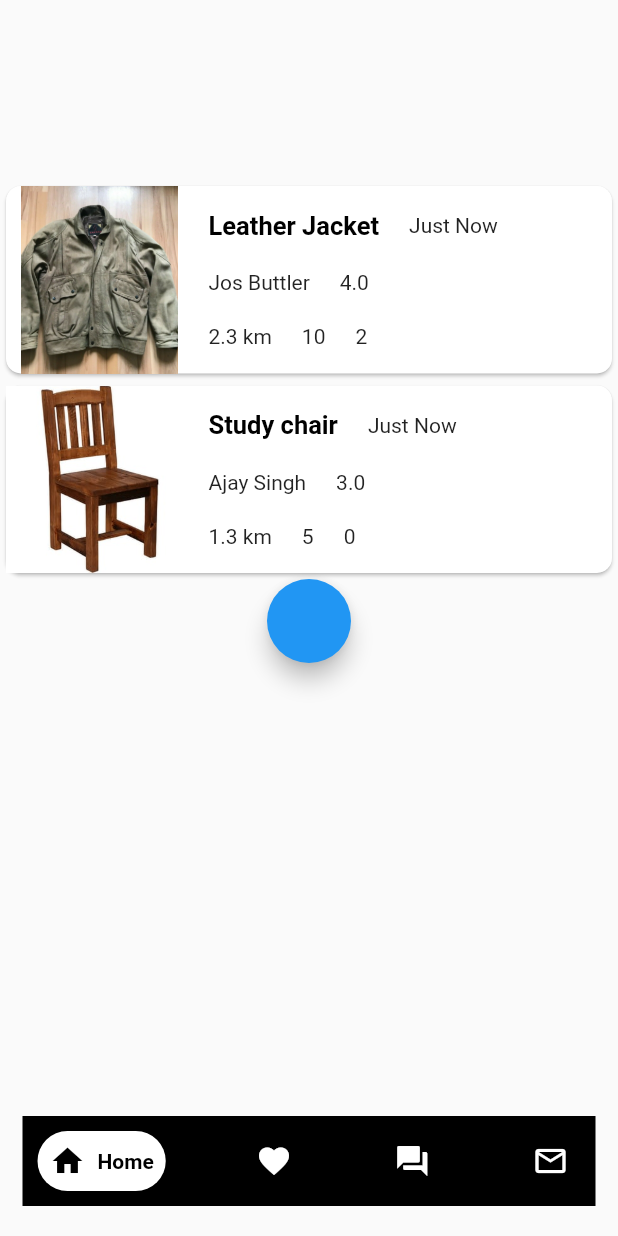
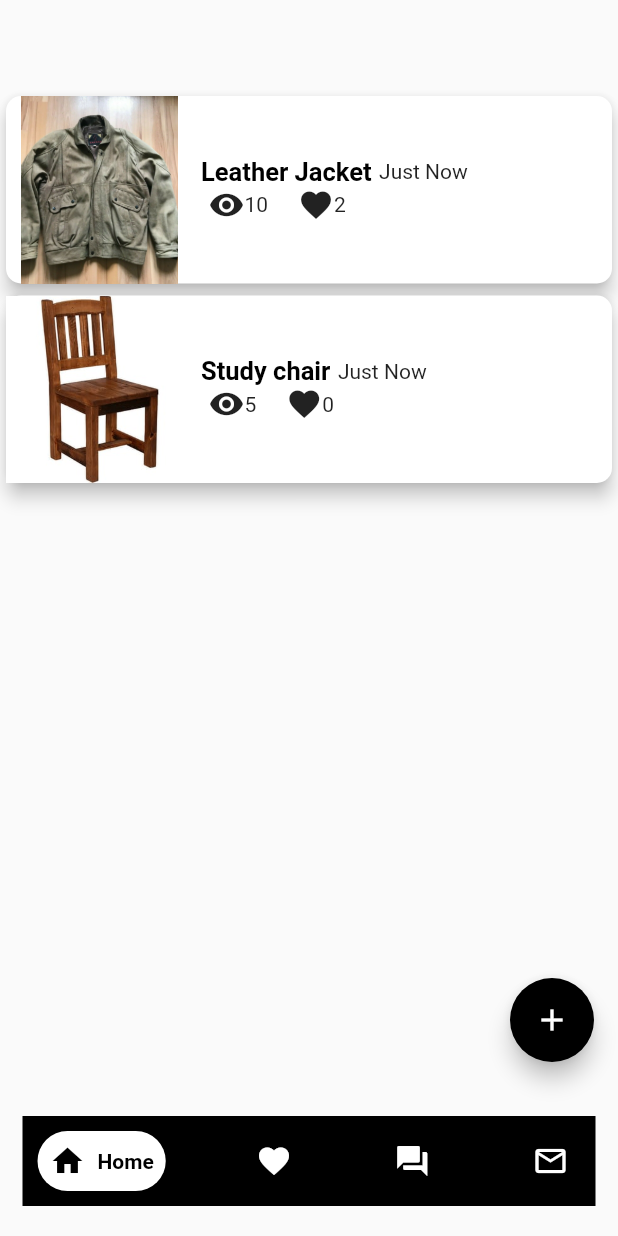
Before and after one commit to Cura-waste-management-app/Frontend, a Flutter app: the HomeListing screen opened by its route, on a phone screen of 412 x 824 dp. Run offline on Flutter 3.47's test engine with Material 2 defaults, Android fonts, the phone set to English and light mode, and no system bars; drawn by our look-alikes of google_nav_bar; our stand-ins replace firebase_auth, firebase_core, geolocator, google_fonts, pinput; accounts and stored records are empty.

Commit message:
Add user list item UI improved

```diff
--- a/lib/features/home/home_listing.dart
+++ b/lib/features/home/home_listing.dart
@@ -9,22 +9,23 @@ class HomeListing extends StatelessWidget {
       id: 'i1',
       title: 'Leather Jacket',
       imagePath: 'assets/images/jacket.jpg',
-      contributor: 'Jos Buttler',
+      description: "Almost new leather jacket in L size.",
       rating: 4.0,
       views: 10,
       likes: 2,
-      distance: 2.3,
+      status: "Pending",
       timeAdded: 'Just Now',
     ),
     DisplayItem(
       id: 'i2',
       title: 'Study chair',
-      contributor: 'Ajay Singh',
+
       imagePath: 'assets/images/chair.jpg',
+      description: "Comfortable wooden chair with straight back.",
       rating: 3.0,
       views: 5,
       likes: 0,
-      distance: 1.3,
+      status: "Pending",
       timeAdded: 'Just Now',
     ),
   ];
@@ -38,15 +39,15 @@ class HomeListing extends StatelessWidget {
     return Scaffold(
       // ignore: avoid_unnecessary_containers
       body: Container(
-        margin: const EdgeInsets.symmetric(vertical: 120),
-        child: Column(
+        // height: MediaQuery.of(context).size.height * 0.8,
+        margin: const EdgeInsets.symmetric(vertical: 60),
+        child: ListView(
           children: <Widget>[
             // ignore: unnecessary_cast
             ...((displayItems as List).map(
               (item) {
-                return (Container(
-                  padding: const EdgeInsets.all(0),
-                  child: Card(
+                return (Card(
+                    elevation: 5,
                       shape: RoundedRectangleBorder(
                           borderRadius: BorderRadius.circular(10)),
                       child: Container(
@@ -70,7 +71,7 @@ class HomeListing extends StatelessWidget {
                                         MainAxisAlignment.spaceEvenly,
                                     children: <Widget>[
                                       Container(
-                                          margin: const EdgeInsets.all(10),
+                                          margin: const EdgeInsets.symmetric(horizontal: 5),
                                           child: Text(item.title,
                                               style: const TextStyle(
                                                 fontWeight: FontWeight.bold,
@@ -78,51 +79,55 @@ class HomeListing extends StatelessWidget {
                                                 color: Colors.black,
                                               ))),
                                       Container(
-                                          margin: const EdgeInsets.all(10),
+                                          // margin: const EdgeInsets.all(10),
                                           child: Text(item.timeAdded)),
                                     ],
                                   ),
+
+
+
                                   Row(
                                     mainAxisAlignment:
                                         MainAxisAlignment.spaceEvenly,
                                     children: <Widget>[
-                                      Container(
-                                          margin: const EdgeInsets.all(10),
-                                          child: Text(item.contributor)),
-                                      Container(
-                                          margin: const EdgeInsets.all(10),
-                                          child: Text(item.rating.toString())),
-                                    ],
-                                  ),
-                                  Row(
-                                    mainAxisAlignment:
-                                        MainAxisAlignment.spaceEvenly,
-                                    children: <Widget>[
-                                      Container(
-                                          margin: const EdgeInsets.all(10),
-                                          child: Text("${item.distance} km")),
-                                      Container(
-                                          margin: const EdgeInsets.all(10),
-                                          child: Text(item.views.toString())),
-                                      Container(
-                                          margin: const EdgeInsets.all(10),
-                                          // icon: Icon(Icons.arrow_back_sharp),
-                                          child: Text(item.likes.toString())),
+                                      Container(margin: EdgeInsets.symmetric(horizontal: 10),child: Row(
+                                        children: [
+                                          Icon(Icons.remove_red_eye),
+                                          Text(item.views.toString()),
+                                        ],
+                                      )),
+                                      Container(margin: EdgeInsets.symmetric(horizontal: 10),child: Row(
+                                        children: [
+                                          Icon(Icons.favorite),
+                                          Text(item.likes.toString()),
+                                        ],
+                                      )),
+                                      // Expanded(flex: 1,child: Container(child: Text(item.views.toString()))),
+                                      // Expanded(flex: 1,child: Container(child: Text(item.likes.toString()))),
+
                                     ],
                                   ),
                                 ],
                               )),
                             ],
-                          ))),
-                ));
+                          )))
+                );
               },
             )).toList(),
-            FloatingActionButton(onPressed: () {
-              Navigator.pushNamed(context, AddListing.routeName);
-            })
+
+
+
           ],
         ),
       ),
+      floatingActionButtonLocation: FloatingActionButtonLocation.endFloat,
+      floatingActionButton: FloatingActionButton(
+              child: Icon(Icons.add),
+              onPressed: () {
+              Navigator.pushNamed(context, AddListing.routeName);
+            },
+            backgroundColor: Colors.black,
+            ),
 
       bottomNavigationBar: BottomNavigation(index: 0),
     );
--- a/lib/main.dart
+++ b/lib/main.dart
@@ -1,8 +1,8 @@
 import 'dart:ui';
 
 
-import 'package:cura_frontend/features/auth/auth_screen_phone.dart';
-
+// import 'package:cura_frontend/features/auth/auth_screen_phone.dart';
+import 'package:cura_frontend/features/home/home_listing.dart';
 import 'package:cura_frontend/router.dart';
 import 'package:flutter/material.dart';
 import 'firebase_options.dart';
@@ -34,7 +34,7 @@ class MyApp extends StatelessWidget {
           // is not restarted.
 
           ),
-      home: const AuthScreenPhone(),
+      home: HomeListing(),
       onGenerateRoute: ((settings) => generateRoute(settings)),
     );
   }
--- a/lib/models/display_item.dart
+++ b/lib/models/display_item.dart
@@ -3,22 +3,24 @@
 class DisplayItem {
   String id = "";
   String title = "";
-  String contributor = "";
+  String description="";
   String imagePath = "";
   double rating = 0;
   int views = 0;
   int likes = 0;
-  double distance = 0;
+  String status = "Pending";
   String timeAdded = "";
 
   DisplayItem(
       {required this.id,
       required this.title,
-      required this.contributor,
+      required this.description,
       required this.imagePath,
       required this.rating,
       required this.views,
       required this.likes,
-      required this.distance,
+      required this.status,
+
+
       required this.timeAdded});
 }
```
